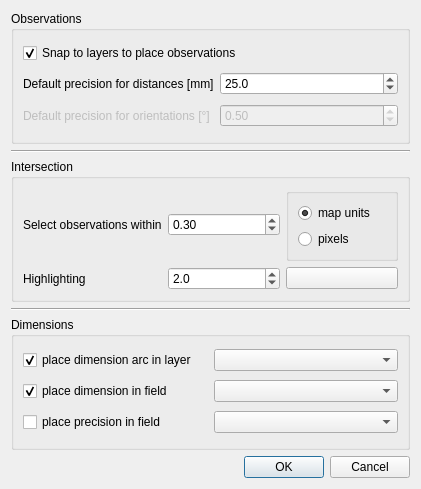
The window that ui_settings.ui (3nids/intersectit) describes before a commit, drawn with Qt 5.
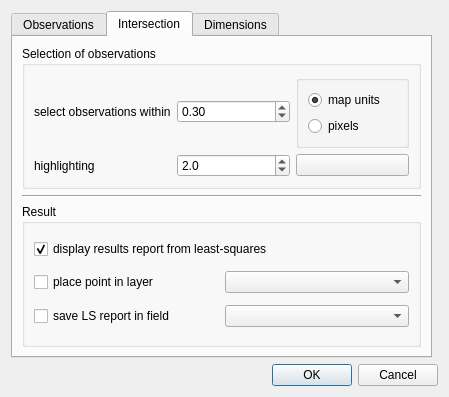
The same window after the commit.

```diff
--- a/ui_settings.ui
+++ b/ui_settings.ui
@@ -6,21 +6,25 @@
    <rect>
     <x>0</x>
     <y>0</y>
-    <width>421</width>
-    <height>489</height>
+    <width>449</width>
+    <height>397</height>
    </rect>
   </property>
   <property name="windowTitle">
    <string>IntersectIt :: settings</string>
   </property>
   <layout class="QGridLayout" name="gridLayout">
-   <item row="1" column="0" colspan="4">
-    <widget class="QGroupBox" name="groupBox_2">
-     <property name="title">
+   <item row="0" column="0">
+    <widget class="QTabWidget" name="tabWidget">
+     <property name="currentIndex">
+      <number>1</number>
+     </property>
+     <widget class="QWidget" name="observationTab">
+      <attribute name="title">
       <string>Observations</string>
-     </property>
-     <layout class="QGridLayout" name="gridLayout_4">
-      <item row="0" column="0" colspan="2">
+      </attribute>
+      <layout class="QFormLayout" name="formLayout_2">
+       <item row="0" column="0">
        <widget class="QCheckBox" name="snapBox">
         <property name="text">
          <string>Snap to layers to place observations</string>
@@ -37,16 +41,6 @@
         </property>
        </widget>
       </item>
-      <item row="2" column="0">
-       <widget class="QLabel" name="label_4">
-        <property name="enabled">
-         <bool>false</bool>
-        </property>
-        <property name="text">
-         <string>Default precision for orientations [°]</string>
-        </property>
-       </widget>
-      </item>
       <item row="1" column="1">
        <widget class="QDoubleSpinBox" name="defaultPrecisionDistanceBox">
         <property name="decimals">
@@ -60,6 +54,16 @@
         </property>
        </widget>
       </item>
+       <item row="2" column="0">
+        <widget class="QLabel" name="label_4">
+         <property name="enabled">
+          <bool>false</bool>
+         </property>
+         <property name="text">
+          <string>Default precision for orientations [°]</string>
+         </property>
+        </widget>
+       </item>
       <item row="2" column="1">
        <widget class="QDoubleSpinBox" name="defaultPrecisionOrientationBox">
         <property name="enabled">
@@ -78,34 +82,47 @@
       </item>
      </layout>
     </widget>
-   </item>
-   <item row="6" column="0" colspan="4">
-    <widget class="Line" name="line">
-     <property name="orientation">
-      <enum>Qt::Horizontal</enum>
-     </property>
-    </widget>
-   </item>
-   <item row="13" column="0" colspan="4">
-    <widget class="QDialogButtonBox" name="buttonBox">
-     <property name="orientation">
-      <enum>Qt::Horizontal</enum>
-     </property>
-     <property name="standardButtons">
-      <set>QDialogButtonBox::Cancel|QDialogButtonBox::Ok</set>
-     </property>
-    </widget>
-   </item>
-   <item row="3" column="0" colspan="4">
-    <widget class="QGroupBox" name="groupBox_3">
-     <property name="title">
+     <widget class="QWidget" name="intersectionTab">
+      <attribute name="title">
       <string>Intersection</string>
+      </attribute>
+      <layout class="QGridLayout" name="gridLayout_4">
+       <item row="0" column="0">
+        <widget class="QGroupBox" name="selectGroup">
+         <property name="title">
+          <string>Selection of observations</string>
      </property>
      <layout class="QGridLayout" name="gridLayout_3">
-      <item row="1" column="0">
-       <widget class="QLabel" name="label">
+          <item row="2" column="2">
+           <widget class="QPushButton" name="rubberColor">
+            <property name="toolTip">
+             <string extracomment="Color of the selected distance circles used for triangulation."/>
+            </property>
         <property name="text">
-         <string>Select observations within</string>
+             <string/>
+            </property>
+           </widget>
+          </item>
+          <item row="2" column="1">
+           <widget class="QDoubleSpinBox" name="rubberWidth">
+            <property name="toolTip">
+             <string extracomment="Width of the selected distance circles used for triangulation."/>
+            </property>
+            <property name="decimals">
+             <number>1</number>
+            </property>
+            <property name="singleStep">
+             <double>1.000000000000000</double>
+            </property>
+            <property name="value">
+             <double>2.000000000000000</double>
+            </property>
+           </widget>
+          </item>
+          <item row="2" column="0">
+           <widget class="QLabel" name="label_2">
+            <property name="text">
+             <string>highlighting</string>
         </property>
        </widget>
       </item>
@@ -151,57 +168,82 @@
         </property>
        </widget>
       </item>
-      <item row="2" column="0">
-       <widget class="QLabel" name="label_2">
+          <item row="1" column="0">
+           <widget class="QLabel" name="label">
         <property name="text">
-         <string>Highlighting</string>
-        </property>
-       </widget>
-      </item>
-      <item row="2" column="1">
-       <widget class="QDoubleSpinBox" name="rubberWidth">
-        <property name="toolTip">
-         <string extracomment="Width of the selected distance circles used for triangulation."/>
-        </property>
-        <property name="decimals">
-         <number>1</number>
-        </property>
-        <property name="singleStep">
-         <double>1.000000000000000</double>
-        </property>
-        <property name="value">
-         <double>2.000000000000000</double>
-        </property>
-       </widget>
-      </item>
-      <item row="2" column="2">
-       <widget class="QPushButton" name="rubberColor">
-        <property name="toolTip">
-         <string extracomment="Color of the selected distance circles used for triangulation."/>
-        </property>
-        <property name="text">
-         <string/>
+             <string>select observations within</string>
         </property>
        </widget>
       </item>
      </layout>
     </widget>
    </item>
-   <item row="2" column="0" colspan="4">
-    <widget class="Line" name="line_2">
+       <item row="1" column="0">
+        <widget class="Line" name="line_4">
      <property name="orientation">
       <enum>Qt::Horizontal</enum>
      </property>
     </widget>
    </item>
-   <item row="7" column="0" colspan="4">
-    <widget class="QGroupBox" name="groupBox_4">
+       <item row="2" column="0">
+        <widget class="QGroupBox" name="resultGroup">
      <property name="title">
+          <string>Result</string>
+         </property>
+         <layout class="QGridLayout" name="gridLayout_6">
+          <item row="0" column="0" colspan="2">
+           <widget class="QCheckBox" name="displayReport">
+            <property name="text">
+             <string>display results report from least-squares</string>
+            </property>
+            <property name="checked">
+             <bool>true</bool>
+            </property>
+           </widget>
+          </item>
+          <item row="2" column="0">
+           <widget class="QCheckBox" name="saveReportBox">
+            <property name="text">
+             <string>save LS report in field</string>
+            </property>
+           </widget>
+          </item>
+          <item row="2" column="1">
+           <widget class="QComboBox" name="reportFieldCombo"/>
+          </item>
+          <item row="1" column="0">
+           <widget class="QCheckBox" name="placeIntersectionBox">
+            <property name="text">
+             <string>place point in layer</string>
+            </property>
+           </widget>
+          </item>
+          <item row="1" column="1">
+           <widget class="QComboBox" name="intersectionLayerCombo"/>
+          </item>
+         </layout>
+         <zorder>displayReport</zorder>
+         <zorder>displayReport</zorder>
+         <zorder>saveReportBox</zorder>
+         <zorder>reportFieldCombo</zorder>
+         <zorder>placeIntersectionBox</zorder>
+         <zorder>intersectionLayerCombo</zorder>
+        </widget>
+       </item>
+      </layout>
+      <zorder>label</zorder>
+      <zorder>tolerance</zorder>
+      <zorder>selectGroup</zorder>
+      <zorder>resultGroup</zorder>
+      <zorder>line_4</zorder>
+     </widget>
+     <widget class="QWidget" name="dimensionTab">
+      <attribute name="title">
       <string>Dimensions</string>
-     </property>
-     <layout class="QGridLayout" name="gridLayout_5">
+      </attribute>
+      <layout class="QFormLayout" name="formLayout">
       <item row="0" column="0">
-       <widget class="QCheckBox" name="placeArcBox">
+        <widget class="QCheckBox" name="placeDimensionBox">
         <property name="text">
          <string>place dimension arc in layer</string>
         </property>
@@ -211,12 +253,12 @@
        </widget>
       </item>
       <item row="0" column="1">
-       <widget class="QComboBox" name="layerCombo"/>
+        <widget class="QComboBox" name="dimensionLayerCombo"/>
       </item>
       <item row="1" column="0">
-       <widget class="QCheckBox" name="placeDimensionBox">
+        <widget class="QCheckBox" name="placeMeasureBox">
         <property name="text">
-         <string>place dimension in field</string>
+          <string>place measure in field</string>
         </property>
         <property name="checked">
          <bool>true</bool>
@@ -224,7 +266,7 @@
        </widget>
       </item>
       <item row="1" column="1">
-       <widget class="QComboBox" name="dimensionFieldCombo"/>
+        <widget class="QComboBox" name="measureFieldCombo"/>
       </item>
       <item row="2" column="0">
        <widget class="QCheckBox" name="placePrecisionBox">
@@ -237,6 +279,24 @@
        <widget class="QComboBox" name="precisionFieldCombo"/>
       </item>
      </layout>
+      <zorder>groupBox_2</zorder>
+      <zorder>placeDimensionBox</zorder>
+      <zorder>dimensionLayerCombo</zorder>
+      <zorder>placeMeasureBox</zorder>
+      <zorder>measureFieldCombo</zorder>
+      <zorder>placePrecisionBox</zorder>
+      <zorder>precisionFieldCombo</zorder>
+     </widget>
+    </widget>
+   </item>
+   <item row="6" column="0" colspan="2">
+    <widget class="QDialogButtonBox" name="buttonBox">
+     <property name="orientation">
+      <enum>Qt::Horizontal</enum>
+     </property>
+     <property name="standardButtons">
+      <set>QDialogButtonBox::Cancel|QDialogButtonBox::Ok</set>
+     </property>
     </widget>
    </item>
   </layout>
```
Lines whose indentation alone changed are shown as unchanged.
